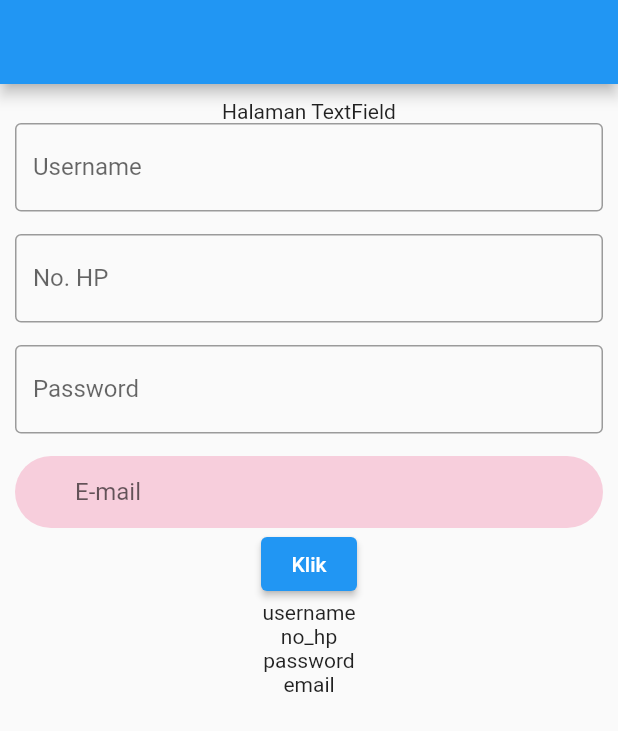
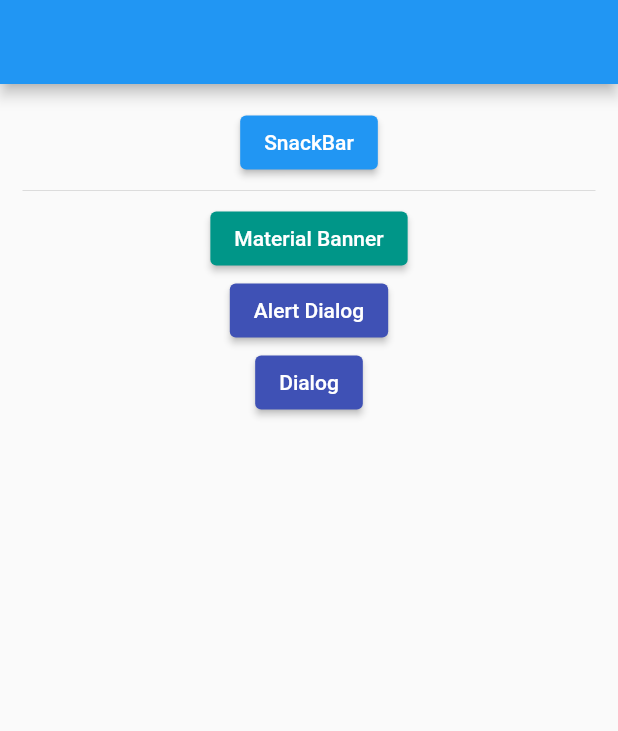
Before and after one commit to mwiguna/belajar_flutter_dasar, a Flutter app: the screen it shows after launch, on a phone screen of 412 x 824 dp. Shown: the top 731 px of the screen. Run offline on Flutter 3.47's test engine with Material 2 defaults, Android fonts, the phone set to English and light mode, and no system bars.

Commit message:
materi dialog

```diff
--- a/lib/main.dart
+++ b/lib/main.dart
@@ -4,6 +4,7 @@ import 'package:belajar/halaman_layout.dart';
 import 'package:belajar/halaman_profil.dart';
 import 'package:belajar/halaman_state.dart';
 import 'package:belajar/halaman_textfield.dart';
+import 'package:belajar/materi/materi_dialog.dart';
 import 'package:belajar/materi/materi_textfield.dart';
 import 'package:flutter/material.dart';
 import 'package:flutter/material.dart';
@@ -19,7 +20,7 @@ class MyApp extends StatelessWidget {
   Widget build(BuildContext context) {
     return MaterialApp(
       debugShowCheckedModeBanner: false,
-      home: HalamanTextField()
+      home: MateriDialog()
     );
   }
 }
--- /dev/null
+++ b/lib/materi/materi_dialog.dart
@@ -0,0 +1,131 @@
+import 'package:flutter/material.dart';
+
+class MateriDialog extends StatefulWidget {
+  const MateriDialog({Key? key}) : super(key: key);
+
+  @override
+  State<MateriDialog> createState() => _MateriDialogState();
+}
+
+class _MateriDialogState extends State<MateriDialog> {
+  @override
+  Widget build(BuildContext context) {
+    return Scaffold(
+      appBar: AppBar(),
+      body: SingleChildScrollView(
+        child: Padding(
+          padding: const EdgeInsets.all(15),
+          child: Column(
+            children: [
+              ElevatedButton(
+                onPressed: (){
+
+                  SnackBar snackbar_widget = SnackBar(
+                    behavior: SnackBarBehavior.floating,
+                    margin: EdgeInsets.only(bottom: 50, left: 10, right: 10),
+                    content: Text("Anda memamnggil snackbar"),
+                    action: SnackBarAction(
+                      label: 'Tutup',
+                      onPressed: (){
+
+                      },
+                    ),
+                  );
+                  ScaffoldMessenger.of(context).showSnackBar(snackbar_widget);
+
+                },
+                child: Text("SnackBar")
+              ),
+
+              Divider(),
+
+              ElevatedButton(
+                  style: ElevatedButton.styleFrom(
+                    primary: Colors.teal
+                  ),
+                  onPressed: (){
+
+                    MaterialBanner material_banner = MaterialBanner(
+                      content: Text("Pesanan berhasil dibuat"),
+                      actions: [
+                        TextButton(
+                            onPressed: (){
+                              ScaffoldMessenger.of(context).hideCurrentMaterialBanner();
+                            },
+                            child: Text("OK")
+                        ),
+                      ],
+                    );
+
+                    ScaffoldMessenger.of(context).showMaterialBanner(material_banner);
+                  },
+                  child: Text("Material Banner")
+              ),
+
+              ElevatedButton(
+                  style: ElevatedButton.styleFrom(
+                      primary: Colors.indigo
+                  ),
+                  onPressed: (){
+
+                    showDialog(
+                      context: context,
+                      builder: (context) {
+                        return AlertDialog(
+                          title: Text("Notifikasi"),
+                          content: Text("Harap Lengkapi Data"),
+                          actions: [
+                            TextButton(onPressed: (){
+                              Navigator.pop(context);
+                            }, child: Text("OK")),
+                          ],
+                        );
+                      }
+                    );
+
+                  },
+                  child: Text("Alert Dialog")
+              ),
+
+              ElevatedButton(
+                  style: ElevatedButton.styleFrom(
+                      primary: Colors.indigo
+                  ),
+                  onPressed: (){
+
+                    showDialog(
+                        context: context,
+                        builder: (context) {
+                          return Dialog(
+                            insetPadding: EdgeInsets.all(20),
+                            child: Padding(
+                              padding: const EdgeInsets.all(20),
+                              child: Column(
+                                mainAxisSize: MainAxisSize.min,
+                                children: [
+                                  Text("Ada Notif"),
+                                  SizedBox(width: 400),
+                                  TextButton(
+                                      onPressed: (){
+                                        Navigator.pop(context);
+                                      },
+                                      child: Text("OK")
+                                  ),
+                                ],
+                              ),
+                            ),
+                          );
+                        }
+                    );
+
+                  },
+                  child: Text("Dialog")
+              ),
+
+            ],
+          ),
+        ),
+      ),
+    );
+  }
+}
```
